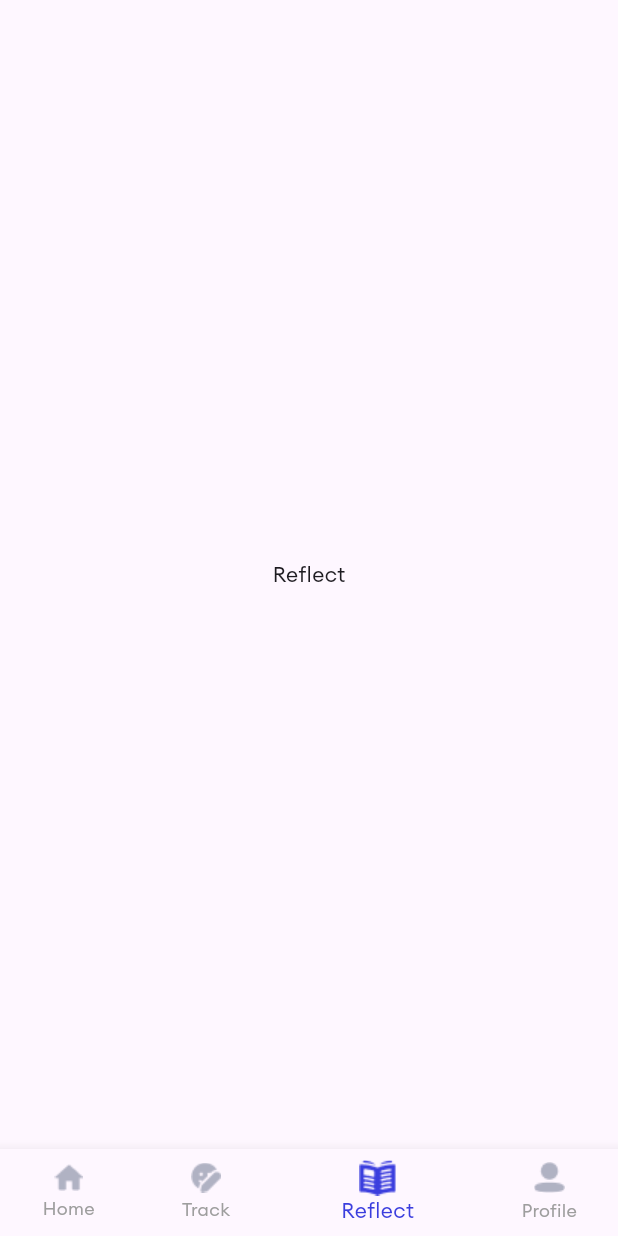
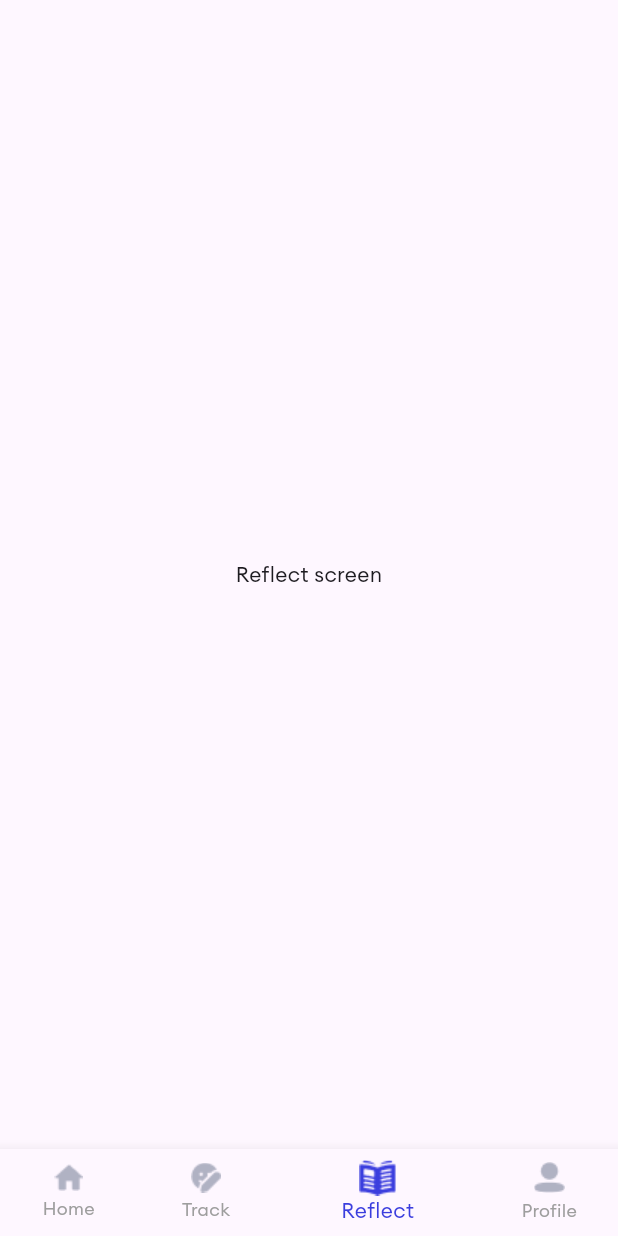
Before and after one commit to rajat-github-2001/one-at-a-time, a Flutter app: the ToDoScreen screen opened by its route, item 3 of the bottom bar chosen, on a phone screen of 412 x 824 dp. Run offline on Flutter 3.47's test engine with Material 3 defaults, Android fonts, the light colour scheme and no system bars; missing offline and left inert: dart:js_interop.

Commit message:
new screens and navigation

```diff
--- /dev/null
+++ b/lib/screens/main/reflect/reflect_screen.dart
@@ -0,0 +1,17 @@
+import 'package:flutter/material.dart';
+
+class ReflectScreen extends StatefulWidget {
+  const ReflectScreen({super.key});
+
+  @override
+  State<ReflectScreen> createState() => _ReflectScreenState();
+}
+
+class _ReflectScreenState extends State<ReflectScreen> {
+  @override
+  Widget build(BuildContext context) {
+    return const Center(
+      child: Text('Reflect screen')
+    );
+  }
+}
--- a/lib/screens/main/todo/todo_screen.dart
+++ b/lib/screens/main/todo/todo_screen.dart
@@ -2,6 +2,8 @@
 import 'package:flutter/material.dart';
 import '../main_screen.dart';
 import '../mood_track/mood_track_screen.dart';
+import '../user_profile/user_profile_screen.dart';
+import '../reflect/reflect_screen.dart';
 
 class ToDoScreen extends StatefulWidget {
   const ToDoScreen({super.key});
@@ -80,8 +82,8 @@ class _ToDoScreenState extends State<ToDoScreen> {
     MainContent(
         tasks: [], addTask: (task) {}, toggleTaskCompletion: (index) {}),
     MoodTrackScreen(),
-    Text('Reflect'),
-    Text('Profile'),
+    ReflectScreen(),
+    UserProfileScreen(),
   ];
 }
 
```
Also changed, not shown: lib/screens/main/user_profile/user_profile_screen.dart (added, +15 -0 lines).
